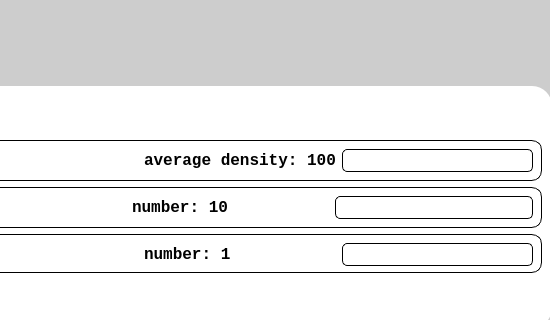
Ladbaby/Ecosphere, file mainwindow.ui: the form before one commit; both pictures show x 329 to 879 and y 98 to 418 of the 879 by 598 pixel window.
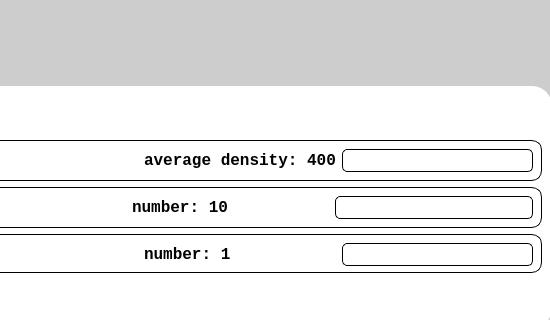
The form after the commit. Custom widgets are drawn as their Qt base class.

The edit to the form file:
```diff
--- a/mainwindow.ui
+++ b/mainwindow.ui
@@ -238,7 +238,7 @@
                  <string notr="true">border: 0px;</string>
                 </property>
                 <property name="text">
-                 <string>average density: 100</string>
+                 <string>average density: 400</string>
                 </property>
                </widget>
               </item>
```
